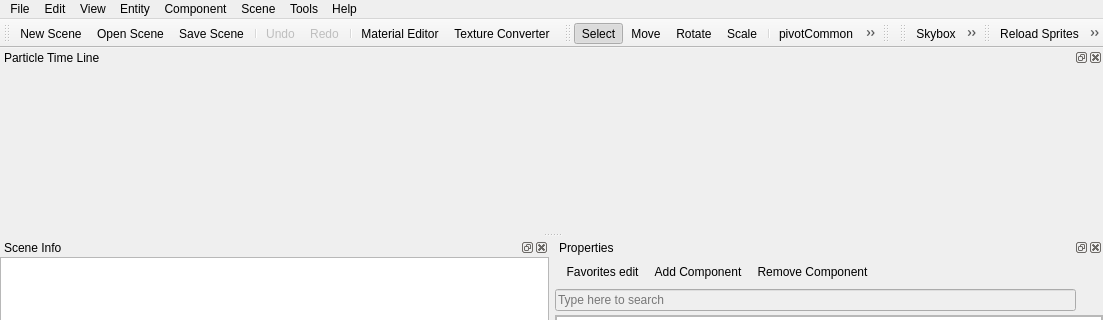
The window that Tools/ResourceEditor/DataQt/mainwindow.ui (xaoctech/dava.engine) describes before a commit, drawn with Qt 5; both pictures show x 0 to 1103 and y 0 to 320 of the 1103 by 796 pixel window.
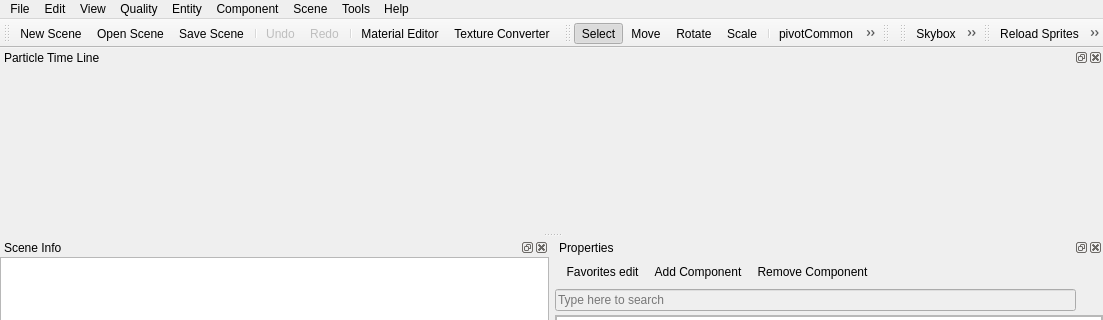
The same window after the commit. Icons and pictures are not drawn. Custom widgets are drawn as their Qt base class.

Commit message: [DF-3253] Added draft quality switching

```diff
--- a/Tools/ResourceEditor/DataQt/mainwindow.ui
+++ b/Tools/ResourceEditor/DataQt/mainwindow.ui
@@ -402,9 +402,17 @@
     <addaction name="separator"/>
     <addaction name="actionCurrentSceneSettings"/>
    </widget>
+   <widget class="QMenu" name="menuQuality">
+    <property name="title">
+     <string>Quality</string>
+    </property>
+    <addaction name="separator"/>
+    <addaction name="actionCustomQuality"/>
+   </widget>
    <addaction name="menuFile"/>
    <addaction name="menuEdit"/>
    <addaction name="menuView"/>
+   <addaction name="menuQuality"/>
    <addaction name="menuCreateNode"/>
    <addaction name="menuComponent"/>
    <addaction name="menuScene"/>
```
Left out of the diff: 8 changed lines with no effect on the pictures. The commit also changes 15 other files.
